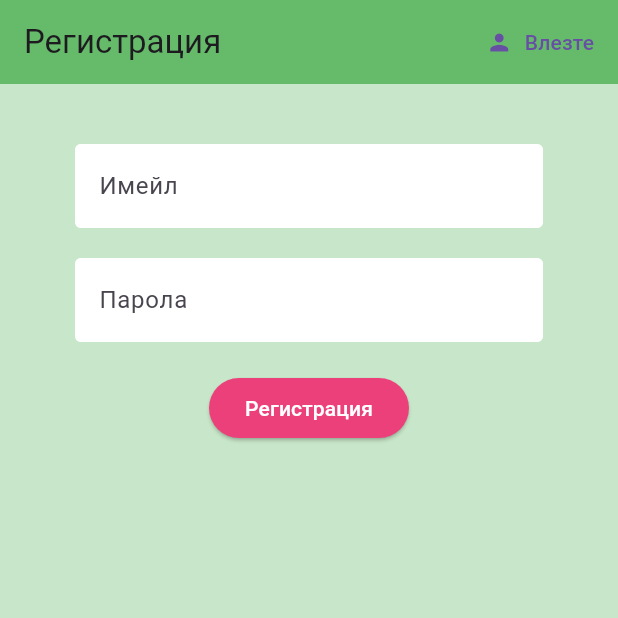
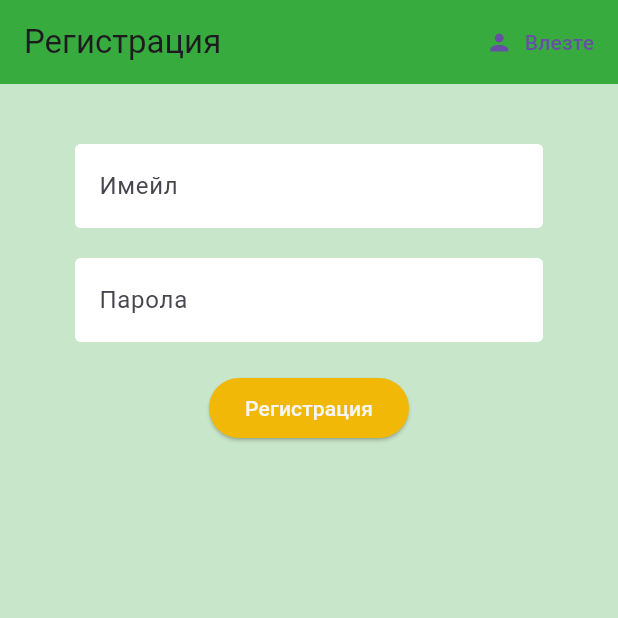
Before and after one commit to ZvezdiPro/Volunteer-Varna, a Flutter app: the screen it shows after launch, after a tap on "Влезте", after a tap on "Регистрация", on a phone screen of 412 x 824 dp, the top half of it. Run offline on Flutter 3.47's test engine with Material 3 defaults, Android fonts, the phone set to English and light mode, and no system bars; our stand-ins replace firebase_auth, firebase_core; accounts and stored records are empty.

Commit message:
Created colors.dart
Created global constants to use as colours. Applied the colours to register and sign-in pages

```diff
--- a/lib/screens/authenticate/register.dart
+++ b/lib/screens/authenticate/register.dart
@@ -1,6 +1,7 @@
 import 'package:flutter/material.dart';
 import 'package:volunteer_app/services/authenticate.dart';
 import 'package:volunteer_app/shared/constants.dart';
+import 'package:volunteer_app/shared/colors.dart';
 
 class Register extends StatefulWidget {
   // const Register({super.key});
@@ -27,7 +28,7 @@ class _RegisterState extends State<Register> {
     return Scaffold(
       backgroundColor: Colors.green[100],
       appBar: AppBar(
-        backgroundColor: Colors.green[400],
+        backgroundColor: greenPrimary,
         elevation: 0.0,
         title: const Text('Регистрация'),
         actions: <Widget>[
@@ -73,8 +74,8 @@ class _RegisterState extends State<Register> {
               SizedBox(height: 20.0),
               ElevatedButton(
                 style: ElevatedButton.styleFrom(
-                  backgroundColor: Colors.pink[400],
-                  foregroundColor: Colors.white,
+                  backgroundColor: accentAmber,
+                  foregroundColor: backgroundGrey,
                 ),
                 child: Text('Регистрация'),
                 onPressed: () async {
--- a/lib/screens/authenticate/sign-in.dart
+++ b/lib/screens/authenticate/sign-in.dart
@@ -1,5 +1,6 @@
 import 'package:flutter/material.dart';
 import 'package:volunteer_app/services/authenticate.dart';
+import 'package:volunteer_app/shared/colors.dart';
 import 'package:volunteer_app/shared/constants.dart';
 
 class SignIn extends StatefulWidget {
@@ -28,7 +29,7 @@ class _SignInState extends State<SignIn> {
     return Scaffold(
       backgroundColor: Colors.green[100],
       appBar: AppBar(
-        backgroundColor: Colors.green[400],
+        backgroundColor: greenPrimary,
         elevation: 0.0,
         title: const Text('Влезте'),
         actions: <Widget>[
@@ -74,7 +75,7 @@ class _SignInState extends State<SignIn> {
               SizedBox(height: 20.0),
               ElevatedButton(
                 style: ElevatedButton.styleFrom(
-                  backgroundColor: Colors.pink[400],
+                  backgroundColor: accentAmber,
                   foregroundColor: Colors.white,
                 ),
                 child: Text('Влезте'),
--- /dev/null
+++ b/lib/shared/colors.dart
@@ -0,0 +1,6 @@
+import 'package:flutter/material.dart';
+
+const greenPrimary = Color.fromRGBO(56, 171, 62, 1); // Green
+const blueSecondary = Color.fromRGBO(33, 150, 243, 1); // Blue
+const backgroundGrey = Color.fromRGBO(245, 245, 245, 1); // Light Grey
+const accentAmber = Color.fromRGBO(242, 184, 8, 1); // Amber
--- a/lib/shared/constants.dart
+++ b/lib/shared/constants.dart
@@ -1,4 +1,5 @@
 import 'package:flutter/material.dart';
+import 'package:volunteer_app/shared/colors.dart';
 
 const textInputDecoration = InputDecoration(
   fillColor: Colors.white,
@@ -11,7 +12,7 @@ const textInputDecoration = InputDecoration(
   ),
   focusedBorder: OutlineInputBorder(
     borderSide: BorderSide(
-      color: Colors.pink,
+      color: accentAmber,
       width: 2.0,
     ),
   ),
```
